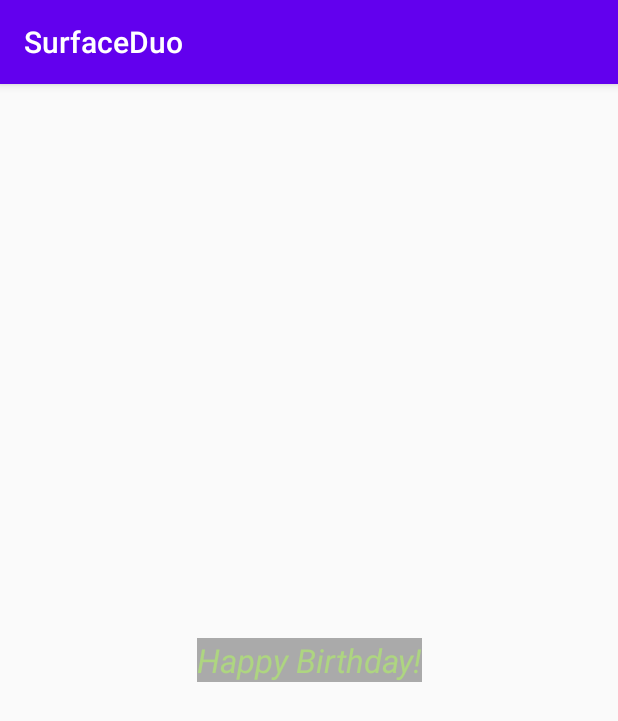
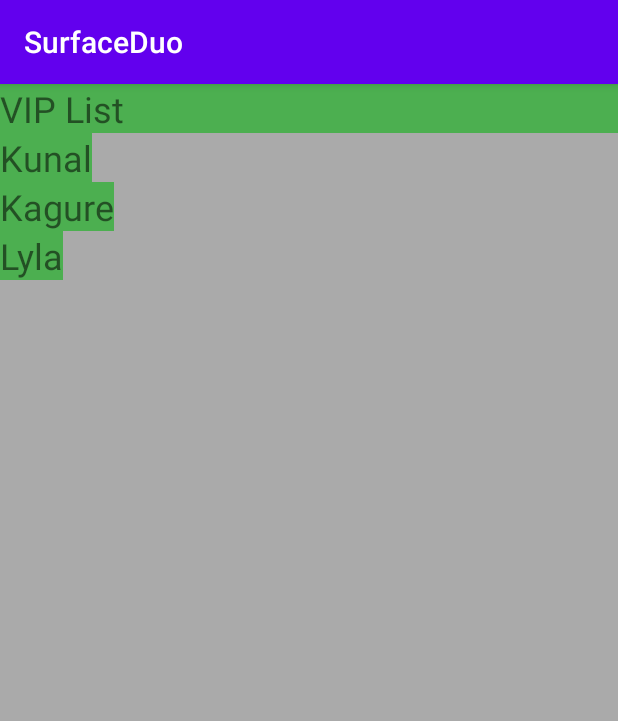
Before and after one commit to ceteongvanness/Surface-Duo-Demo, an Android app: the screen it shows after launch (MainActivity), on a phone screen of 412 x 824 dp. Shown: the top 721 px of the screen. Run offline under Robolectric (Android 15) with nearby library versions, the phone set to English and light mode, and no system bars.

Commit message:
Demo - Linear Layout

```diff
--- a/app/src/main/res/layout/activity_main.xml
+++ b/app/src/main/res/layout/activity_main.xml
@@ -1,14 +1,14 @@
 <?xml version="1.0" encoding="utf-8"?>
-<androidx.constraintlayout.widget.ConstraintLayout xmlns:android="http://schemas.android.com/apk/res/android"
+<!--<androidx.constraintlayout.widget.ConstraintLayout xmlns:android="http://schemas.android.com/apk/res/android"
     xmlns:app="http://schemas.android.com/apk/res-auto"
     xmlns:tools="http://schemas.android.com/tools"
     android:layout_width="match_parent"
     android:layout_height="match_parent"
-    tools:context=".MainActivity">
+    tools:context=".MainActivi
+        android:layout_width="wrap_content"
+        android:layout_height="wrap_content"ty">
 
     <TextView
-        android:layout_width="wrap_content"
-        android:layout_height="wrap_content"
         android:text="Happy Birthday!"
         android:textColor="#AED581"
         android:background="@android:color/darker_gray"
@@ -19,10 +19,47 @@
         android:textAppearance="?android:textAppearanceLarge"
         android:textStyle="italic"
         />
-    <!--<ImageView
+    <ImageView
         android:src="@drawable/android"
         android:layout_width="wrap_content"
         android:layout_height="wrap_content"
-        android:scaleType="centerCrop" />-->
+        android:scaleType="centerCrop" />
 
-</androidx.constraintlayout.widget.ConstraintLayout>
+</androidx.constraintlayout.widget.ConstraintLayout>-->
+
+<LinearLayout
+    xmlns:android="http://schemas.android.com/apk/res/android"
+    android:orientation="vertical"
+    android:layout_width="match_parent"
+    android:layout_height="match_parent"
+    android:background="@android:color/darker_gray">
+
+    <TextView
+        android:text="VIP List"
+        android:layout_width="match_parent"
+        android:layout_height="wrap_content"
+        android:background="#4CAF50"
+        android:textSize="24sp" />
+
+    <TextView
+        android:text="Kunal"
+        android:layout_width="wrap_content"
+        android:layout_height="wrap_content"
+        android:background="#4CAF50"
+        android:textSize="24sp" />
+
+    <TextView
+        android:text="Kagure"
+        android:layout_width="wrap_content"
+        android:layout_height="wrap_content"
+        android:background="#4CAF50"
+        android:textSize="24sp" />
+
+    <TextView
+        android:text="Lyla"
+        android:layout_width="wrap_content"
+        android:layout_height="wrap_content"
+        android:background="#4CAF50"
+        android:textSize="24sp" />
+
+</LinearLayout>
```
